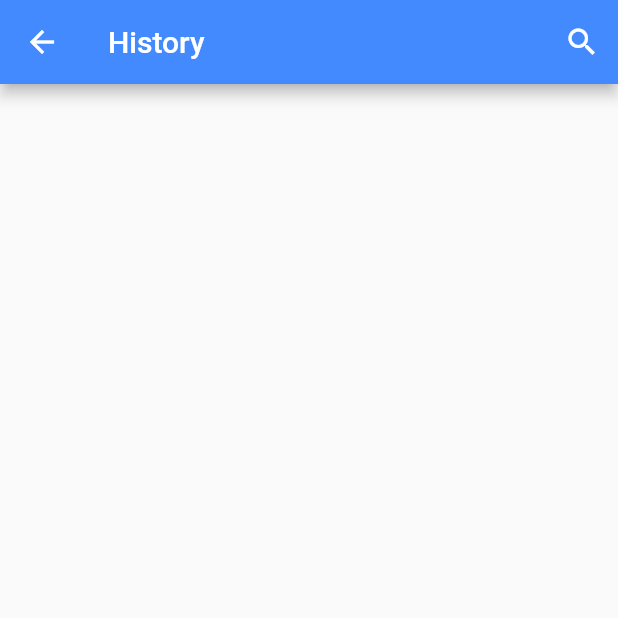
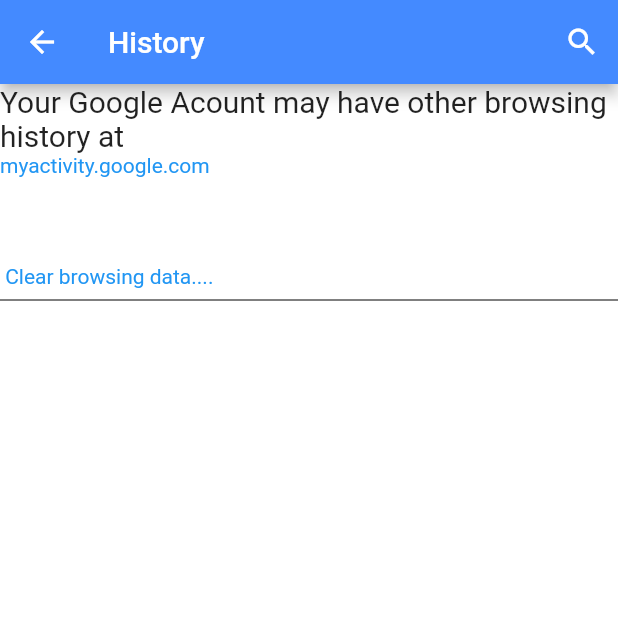
Before and after one commit to devmanmath/SmartBrowser, a Flutter app: the screen it shows after launch, in the side drawer, after a tap on "History", on a phone screen of 412 x 824 dp, the top half of it. Run offline on Flutter 3.47's test engine with Material 2 defaults, Android fonts, the phone set to English and light mode, and no system bars; our stand-ins replace webview_flutter.

Commit message:
custompopupmenu added

```diff
--- a/lib/utils/drawer.dart
+++ b/lib/utils/drawer.dart
@@ -12,7 +12,7 @@ class CustomDrawer extends StatelessWidget {
           _createDrawerItem(
               icon: Icons.home,
               text: 'Home',
-              trailing: Icon(Icons.keyboard_arrow_right)),
+              trailing: Icons.keyboard_arrow_right),
           // _createDrawerItem(
           //   icon: Icons.menu,
           //   text: 'Menu',
@@ -20,9 +20,8 @@ class CustomDrawer extends StatelessWidget {
           _createDrawerItem(
             icon: Icons.history,
             text: 'History',
-            trailing: Icon(Icons.keyboard_arrow_right),
+            trailing: Icons.keyboard_arrow_right,
             onTap: () {
-              Navigator.of(context).pop();
               Navigator.push(
                   context,
                   MaterialPageRoute(
@@ -32,15 +31,15 @@ class CustomDrawer extends StatelessWidget {
           _createDrawerItem(
               icon: Icons.favorite,
               text: 'My Favourite',
-              trailing: Icon(Icons.keyboard_arrow_right)),
+              trailing: Icons.keyboard_arrow_right),
           _createDrawerItem(
               icon: Icons.feedback,
               text: 'Feedback',
-              trailing: Icon(Icons.accessibility)),
+              trailing: Icons.accessibility),
           _createDrawerItem(
               icon: Icons.help,
               text: 'Need Help ?',
-              trailing: Icon(Icons.keyboard_arrow_right)),
+              trailing: Icons.keyboard_arrow_right),
         ],
       ),
     );
@@ -67,7 +66,10 @@ class CustomDrawer extends StatelessWidget {
   }
 
   Widget _createDrawerItem(
-      {IconData icon, String text, GestureTapCallback onTap, Icon trailing}) {
+      {IconData icon,
+      String text,
+      GestureTapCallback onTap,
+      IconData trailing}) {
     return ListTile(
       title: Row(
         children: <Widget>[
@@ -75,7 +77,9 @@ class CustomDrawer extends StatelessWidget {
           Padding(
             padding: EdgeInsets.only(left: 8.0),
             child: Text(text),
-          )
+          ),
+          Spacer(),
+          Icon(trailing)
         ],
       ),
       onTap: onTap,
--- a/lib/views/history.dart
+++ b/lib/views/history.dart
@@ -1,4 +1,5 @@
 import 'package:flutter/material.dart';
+import 'package:url_launcher/url_launcher.dart';
 
 class HistoryPage extends StatefulWidget {
   @override
@@ -49,6 +50,49 @@ class _HistoryPageState extends State<HistoryPage> {
                   })
         ],
       ),
+      body: Container(
+        color: Colors.white,
+        child: (Row(
+          children: <Widget>[
+            Expanded(
+                child: Column(
+              crossAxisAlignment: CrossAxisAlignment.start,
+              children: <Widget>[
+                Text(
+                  'Your Google Acount may have other browsing history at ',
+                  textAlign: TextAlign.left,
+                  style: TextStyle(fontSize: 20),
+                ),
+                GestureDetector(
+                  child: Text('myactivity.google.com \n\n\n',
+                      textAlign: TextAlign.left,
+                      style: TextStyle(color: Colors.blue)),
+                  onTap: () {
+                    openUrl("http://myactivity.google.com");
+                  },
+                ),
+                SizedBox(height: 10.0),
+                GestureDetector(
+                  child: Text(' Clear browsing data....',
+                      textAlign: TextAlign.left,
+                      style: TextStyle(color: Colors.blue)),
+                  onTap: () {
+                    openUrl("http://youtube.com");
+                  },
+                ),
+                Divider(
+                  color: Colors.black,
+                )
+              ],
+            ))
+          ],
+        )),
+      ),
     );
   }
+
+  openUrl(String url) {
+    String url1 = url;
+    launch(url1);
+  }
 }
--- a/lib/views/home.dart
+++ b/lib/views/home.dart
@@ -3,6 +3,7 @@ import 'dart:math';
 import 'package:flutter/material.dart';
 import 'package:smart_browser/utils/drawer.dart';
 import 'package:smart_browser/utils/webview_placeholder.dart';
+import 'package:smart_browser/views/popupmenu.dart';
 
 class Home extends StatefulWidget {
   @override
@@ -10,14 +11,14 @@ class Home extends StatefulWidget {
 }
 
 class _HomeState extends State<Home> {
-  List<String> courses = [
-    'Back',
-    'Setting',
-    'Share',
-    'Bookmark',
-    'Desktop site'
-  ];
-  String selectedCourse = 'back';
+  // List<String> courses = [
+  //   'Back',
+  //   'Setting',
+  //   'Share',
+  //   'Bookmark',
+  //   'Desktop site'
+  // ];
+  // String selectedCourse = 'back';
   TextEditingController controller = TextEditingController();
   FocusNode _urlinput;
   var urlString = "https://google.com";
@@ -53,26 +54,28 @@ class _HomeState extends State<Home> {
                 hintStyle: TextStyle(color: Colors.white),
               ),
             ),
-          actions: <Widget>[
-            IconButton(
-                icon: Icon(Icons.navigate_next), onPressed: () => launchUrl()),
-            PopupMenuButton(
-              itemBuilder: (context) {
-                return courses.map((course) {
-                  return PopupMenuItem(
-                    value: course,
-                    child: Text(course),
-                  );
-                }).toList();
-              },
-              onCanceled: () => print('nothing is selected'),
-              onSelected: (value) {
-                setState(() {
-                  selectedCourse = value;
-                });
-              },
-            )
-          ],
+            actions: <Widget>[PopupMenuPage()]
+            //   IconButton(
+            //       icon: Icon(Icons.navigate_next), onPressed: () => launchUrl()),
+            //   PopupMenuButton(
+            //     offset: Offset(0, 55),
+            //     elevation: 10,
+            //     itemBuilder: (context) {
+            //       return courses.map((course) {
+            //         return PopupMenuItem(
+            //           value: course,
+            //           child: Text(course),
+            //         );
+            //       }).toList();
+            //     },
+            //     onCanceled: () => print('nothing is selected'),
+            //     onSelected: (value) {
+            //       setState(() {
+            //         selectedCourse = value;
+            //       });
+            //     },
+            //   )
+            // ],
             ),
         drawer: CustomDrawer(),
         body: WebviewPlaceholder(urlString));
--- /dev/null
+++ b/lib/views/popupmenu.dart
@@ -0,0 +1,76 @@
+import 'package:flutter/material.dart';
+import 'package:smart_browser/views/home.dart';
+import 'popmenuitem.dart';
+import 'package:url_launcher/url_launcher.dart';
+
+class PopupMenuPage extends StatefulWidget {
+  @override
+  _PopupMenuPageState createState() => _PopupMenuPageState();
+}
+
+class _PopupMenuPageState extends State {
+  String choice = "Click Settings to make your selection";
+
+  @override
+  Widget build(BuildContext context) {
+    return PopupMenuButton(
+      offset: Offset(0, 50),
+      elevation: 10,
+      onSelected: (NavLinks value) {
+        setState(() {
+          //print the selected option
+          print(value);
+
+          //Update the current choice.
+          choice = displayString(value);
+        });
+        // print(choice);
+        launch(linkUrl(value));
+      },
+      itemBuilder: (BuildContext context) {
+        return NavLinks.values.map((link) {
+          return PopupMenuItem(
+            value: link,
+            child: Text(displayString(link)),
+          );
+        }).toList();
+      },
+    );
+  }
+}
+
+// class PopupMenuPage extends StatefulWidget {
+//   @override
+//   State<StatefulWidget> createState() => _PopupMenuButtonWidgetState();
+// }
+
+// class _PopupMenuButtonWidgetState extends State {
+//   String choice = "Click Settings to make your selection";
+
+//   @override
+//   Widget build(BuildContext context) {
+//     return PopupMenuButton(
+//       offset: Offset(0, 50),
+//       elevation: 10,
+//       onSelected: (NavLinks value) {
+//         setState(() {
+//           //print the selected option
+//           print(value);
+
+//           //Update the current choice.
+//           choice = displayString(value);
+//         });
+//         // print(choice);
+//         // launch(choice);
+//       },
+//       itemBuilder: (BuildContext context) {
+//         return NavLinks.values.map((link) {
+//           return PopupMenuItem(
+//             value: link,
+//             child: Text(displayString(link)),
+//           );
+//         }).toList();
+//       },
+//     );
+//   }
+// }
```
Also changed, not shown: lib/views/popmenuitem.dart (added, +53 -0 lines). Lines whose indentation alone changed are shown as unchanged.
